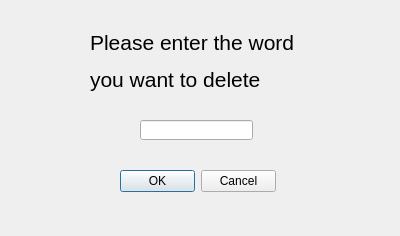
This is WordText/delete.ui in lizhenjie94/textword as Qt 5 draws it before an edit. The edited form follows.
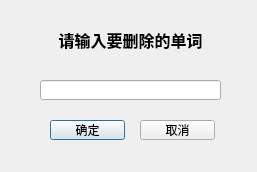
This is the edited form.

Patch:
```diff
--- a/WordText/delete.ui
+++ b/WordText/delete.ui
@@ -6,47 +6,83 @@
    <rect>
     <x>0</x>
     <y>0</y>
-    <width>400</width>
-    <height>236</height>
+    <width>257</width>
+    <height>172</height>
    </rect>
   </property>
   <property name="windowTitle">
    <string>Dialog</string>
   </property>
-  <widget class="QLineEdit" name="lineEdit">
-   <property name="geometry">
-    <rect>
-     <x>140</x>
-     <y>120</y>
-     <width>113</width>
-     <height>20</height>
-    </rect>
-   </property>
-  </widget>
   <widget class="QLabel" name="label">
    <property name="geometry">
     <rect>
-     <x>90</x>
-     <y>30</y>
-     <width>231</width>
-     <height>61</height>
+     <x>40</x>
+     <y>20</y>
+     <width>181</width>
+     <height>41</height>
     </rect>
    </property>
+   <property name="font">
+    <font>
+     <family>宋体</family>
+     <pointsize>12</pointsize>
+     <weight>75</weight>
+     <bold>true</bold>
+    </font>
+   </property>
    <property name="text">
-    <string>&lt;html&gt;&lt;head/&gt;&lt;body&gt;&lt;p&gt;&lt;span style=&quot; font-size:16pt;&quot;&gt;Please enter the word &lt;/span&gt;&lt;/p&gt;&lt;p&gt;&lt;span style=&quot; font-size:16pt;&quot;&gt;  you want to delete&lt;/span&gt;&lt;/p&gt;&lt;/body&gt;&lt;/html&gt;</string>
+    <string>&lt;html&gt;&lt;head/&gt;&lt;body&gt;&lt;p&gt;请输入要删除的单词&lt;/p&gt;&lt;/body&gt;&lt;/html&gt;</string>
    </property>
+   <property name="alignment">
+    <set>Qt::AlignCenter</set>
+   </property>
   </widget>
-  <widget class="QDialogButtonBox" name="buttonBox">
+  <widget class="QPushButton" name="btnOK">
    <property name="geometry">
     <rect>
-     <x>120</x>
-     <y>170</y>
-     <width>156</width>
-     <height>23</height>
+     <x>50</x>
+     <y>120</y>
+     <width>75</width>
+     <height>20</height>
     </rect>
    </property>
-   <property name="standardButtons">
-    <set>QDialogButtonBox::Cancel|QDialogButtonBox::Ok</set>
+   <property name="font">
+    <font>
+     <family>宋体</family>
+     <pointsize>9</pointsize>
+    </font>
+   </property>
+   <property name="text">
+    <string>确定</string>
+   </property>
+  </widget>
+  <widget class="QPushButton" name="btnCancel">
+   <property name="geometry">
+    <rect>
+     <x>140</x>
+     <y>120</y>
+     <width>75</width>
+     <height>20</height>
+    </rect>
+   </property>
+   <property name="font">
+    <font>
+     <family>宋体</family>
+     <pointsize>9</pointsize>
+    </font>
+   </property>
+   <property name="text">
+    <string>取消</string>
+   </property>
+  </widget>
+  <widget class="QLineEdit" name="lineEdit">
+   <property name="geometry">
+    <rect>
+     <x>40</x>
+     <y>80</y>
+     <width>181</width>
+     <height>20</height>
+    </rect>
    </property>
   </widget>
  </widget>
```
